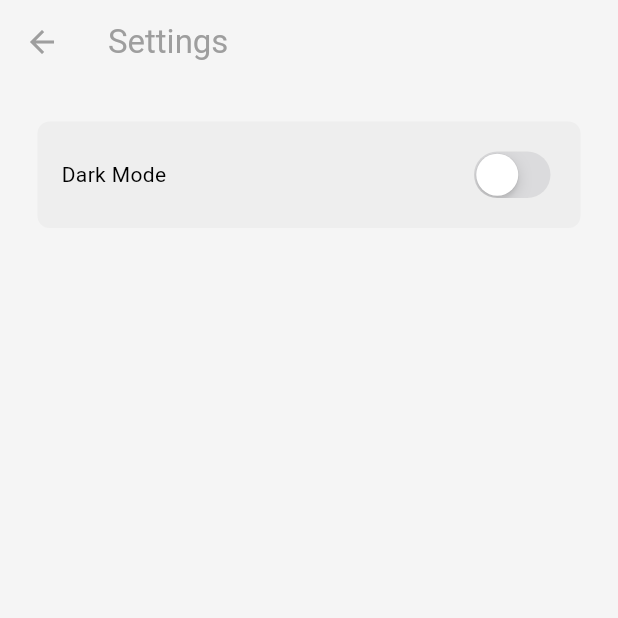
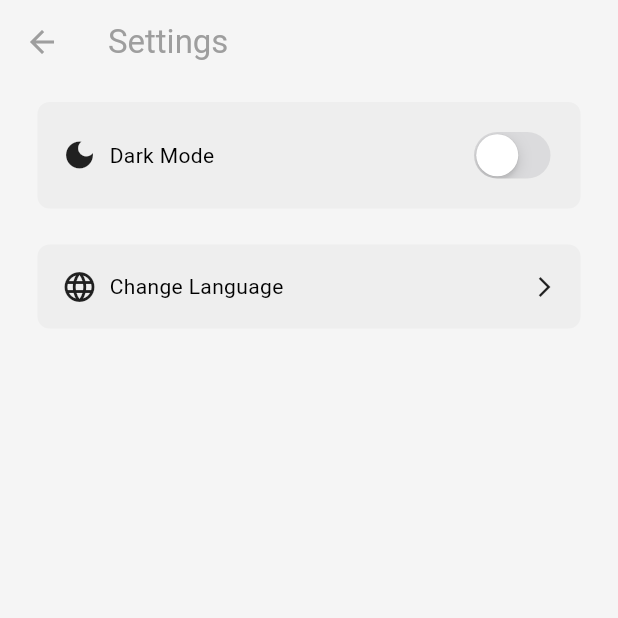
Before and after one commit to milan-koirala/shopx-flutter, a Flutter app: the SettingsPage screen opened by its route, on a phone screen of 412 x 824 dp, the top half of it. Run offline on Flutter 3.47's test engine with Material 3 defaults, Android fonts, the phone set to English and light mode, and no system bars.

Commit message:
Add list as change language setting with icons

```diff
--- a/lib/pages/settings_page.dart
+++ b/lib/pages/settings_page.dart
@@ -16,27 +16,72 @@ class SettingsPage extends StatelessWidget {
         foregroundColor: Colors.grey,
         elevation: 0,
       ),
-      body: Container(
+      body: Column(
+        children: [
+          // Dark Mode Toggle
+          Container(
             decoration: BoxDecoration(
               color: Theme.of(context).colorScheme.secondary,
               borderRadius: BorderRadius.circular(8),
             ),
-        margin: const EdgeInsets.all(25),
+            margin: const EdgeInsets.symmetric(horizontal: 25, vertical: 12),
             padding: const EdgeInsets.all(16),
             child: Row(
               mainAxisAlignment: MainAxisAlignment.spaceBetween,
               children: [
-            // dark mode
+                Row(
+                    children: [
+                      Icon(Icons.dark_mode),
+                      SizedBox(width: 8),
                       const Text("Dark Mode"),
-
-            // switch toggle
+                    ],
+                  ),
                 CupertinoSwitch(
-              value: Provider.of<ThemeProvider>(context, listen: false).isDarkMode,
-              onChanged: (value) => Provider.of<ThemeProvider>(context, listen: false).toggleTheme(),
+                  value: Provider.of<ThemeProvider>(
+                    context,
+                    listen: false,
+                  ).isDarkMode,
+                  onChanged: (value) {
+                    Provider.of<ThemeProvider>(
+                      context,
+                      listen: false,
+                    ).toggleTheme();
+                  },
                 ),
               ],
             ),
           ),
+
+          // Change Language Container
+          GestureDetector(
+            onTap: () => Navigator.pushNamed(
+              context,
+              "/language_page",
+            ), // redirect to language select page
+            child: Container(
+              decoration: BoxDecoration(
+                color: Theme.of(context).colorScheme.secondary,
+                borderRadius: BorderRadius.circular(8),
+              ),
+              margin: const EdgeInsets.symmetric(horizontal: 25, vertical: 12),
+              padding: const EdgeInsets.all(16),
+              child: Row(
+                mainAxisAlignment: MainAxisAlignment.spaceBetween,
+                children: const [
+                  Row(
+                    children: [
+                      Icon(Icons.language),
+                      SizedBox(width: 8),
+                      Text("Change Language"),
+                    ],
+                  ),
+                  Icon(Icons.arrow_forward_ios, size: 16),
+                ],
+              ),
+            ),
+          ),
+        ],
+      ),
     );
   }
 }
```
Lines whose indentation alone changed are shown as unchanged.
